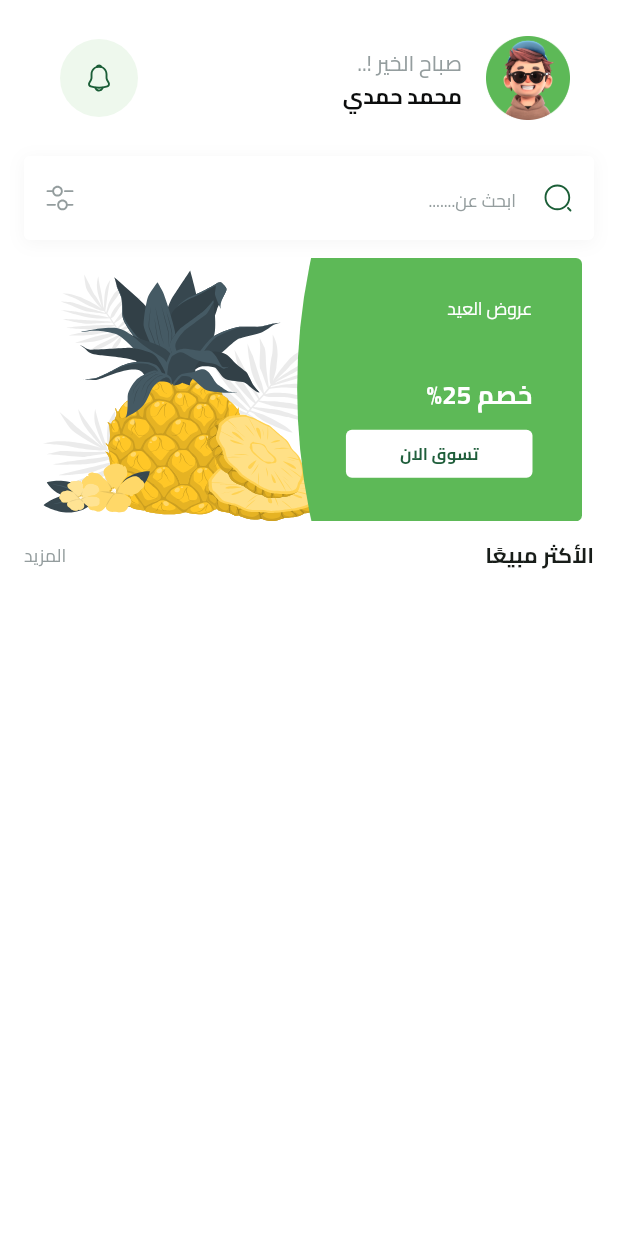
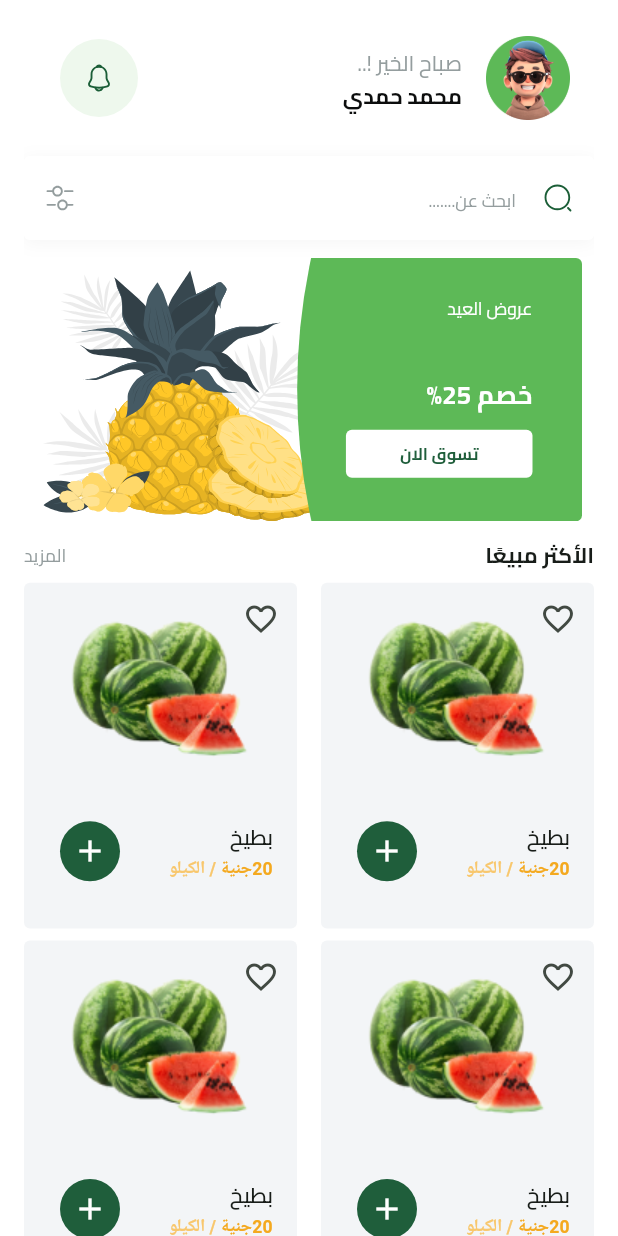
Before and after one commit to moohamed154/fruits_hub, a Flutter app: the HomeViewBody widget shown alone on an empty page, opened directly, on a phone screen of 412 x 824 dp. Run offline on Flutter 3.47's test engine with Material 3 defaults, Android fonts, the phone set to English and light mode, and no system bars; our stand-ins replace bloc, cloud_firestore, dartz, dots_indicator, firebase_auth, firebase_core and 8 more; missing offline and left inert: flutter_facebook_auth; accounts and stored records are empty; network calls fail.

Commit message:
Add BestSellingGridView and FruitItem widgets to enhance product display in HomeViewBody

```diff
--- a/lib/core/utils/app_colors.dart
+++ b/lib/core/utils/app_colors.dart
@@ -5,4 +5,5 @@ abstract class AppColors {
   static const Color lightPrimaryColor = Color(0xFF2D9F5D);
 
   static const Color secondaryColor = Color(0xFFf4a91f);
+  static const Color lightsecondaryColor = Color(0xFFF8C76D);
 }
--- /dev/null
+++ b/lib/core/widgets/fruit_item.dart
@@ -0,0 +1,83 @@
+import 'package:flutter/material.dart';
+import 'package:fruits_hub/core/utils/app_colors.dart';
+import 'package:fruits_hub/core/utils/app_images.dart';
+import 'package:fruits_hub/core/utils/app_text_styles.dart';
+
+class FruitItem extends StatelessWidget {
+  const FruitItem({super.key});
+
+  @override
+  Widget build(BuildContext context) {
+    return Container(
+      decoration: ShapeDecoration(
+        color: const Color(0xFFF3F5F7),
+        shape: RoundedRectangleBorder(borderRadius: BorderRadius.circular(4)),
+      ),
+      child: Stack(
+        children: [
+          Positioned(
+            top: 0,
+            right: 0,
+            child: IconButton(
+              onPressed: () {},
+              icon: Icon(Icons.favorite_outline),
+            ),
+          ),
+          Positioned.fill(
+            child: Column(
+              children: [
+                const SizedBox(
+                  height: 20,
+                ),
+                Image.asset(Assets.imagesWatermelonTest),
+                const SizedBox(
+                  height: 24,
+                ),
+                ListTile(
+                  title: Text('بطيخ',
+                      textAlign: TextAlign.right,
+                      style: TextStyles.semiBold16(context)),
+                  subtitle: Text.rich(
+                    TextSpan(
+                      children: [
+                        TextSpan(
+                          text: '20جنية ',
+                          style: TextStyles.bold13(context).copyWith(
+                            color: AppColors.secondaryColor,
+                          ),
+                        ),
+                        TextSpan(
+                          text: '/',
+                          style: TextStyles.bold13(context).copyWith(
+                            color: AppColors.lightsecondaryColor,
+                          ),
+                        ),
+                        TextSpan(
+                          text: ' الكيلو',
+                          style: TextStyles.semiBold13(context).copyWith(
+                            color: AppColors.lightsecondaryColor,
+                          ),
+                        ),
+                      ],
+                    ),
+                    textAlign: TextAlign.right,
+                  ),
+                  trailing: CircleAvatar(
+                    backgroundColor: AppColors.primaryColor,
+                    child: IconButton(
+                      onPressed: () {},
+                      icon: const Icon(
+                        Icons.add,
+                        color: Colors.white,
+                      ),
+                    ),
+                  ),
+                ),
+              ],
+            ),
+          ),
+        ],
+      ),
+    );
+  }
+}
--- /dev/null
+++ b/lib/features/home/presentation/views/widgets/best_selling_grid_view.dart
@@ -0,0 +1,20 @@
+import 'package:flutter/material.dart';
+import 'package:fruits_hub/core/widgets/fruit_item.dart';
+
+class BestSellingGridView extends StatelessWidget {
+  const BestSellingGridView({super.key});
+
+  @override
+  Widget build(BuildContext context) {
+    return SliverGrid.builder(
+        gridDelegate: const SliverGridDelegateWithFixedCrossAxisCount(
+          crossAxisCount: 2,
+          mainAxisSpacing: 8,
+          crossAxisSpacing: 16,
+          childAspectRatio: 169 / 214,
+        ),
+        itemBuilder: (context, index) {
+          return const FruitItem();
+        });
+  }
+}
--- a/lib/features/home/presentation/views/widgets/home_view_body.dart
+++ b/lib/features/home/presentation/views/widgets/home_view_body.dart
@@ -1,6 +1,7 @@
 import 'package:flutter/material.dart';
 import 'package:fruits_hub/constants.dart';
 import 'package:fruits_hub/core/widgets/serach_text_field.dart';
+import 'package:fruits_hub/features/home/presentation/views/widgets/best_selling_grid_view.dart';
 import 'package:fruits_hub/features/home/presentation/views/widgets/best_selling_header.dart';
 import 'package:fruits_hub/features/home/presentation/views/widgets/custom_home_app_bar.dart';
 import 'package:fruits_hub/features/home/presentation/views/widgets/featured_list.dart';
@@ -33,9 +34,13 @@ class HomeViewBody extends StatelessWidget {
                   height: 12,
                 ),
                 BestSellingHeader(),
+                SizedBox(
+                  height: 8,
+                ),
               ],
             ),
           ),
+          BestSellingGridView(),
         ],
       ),
     );
```
